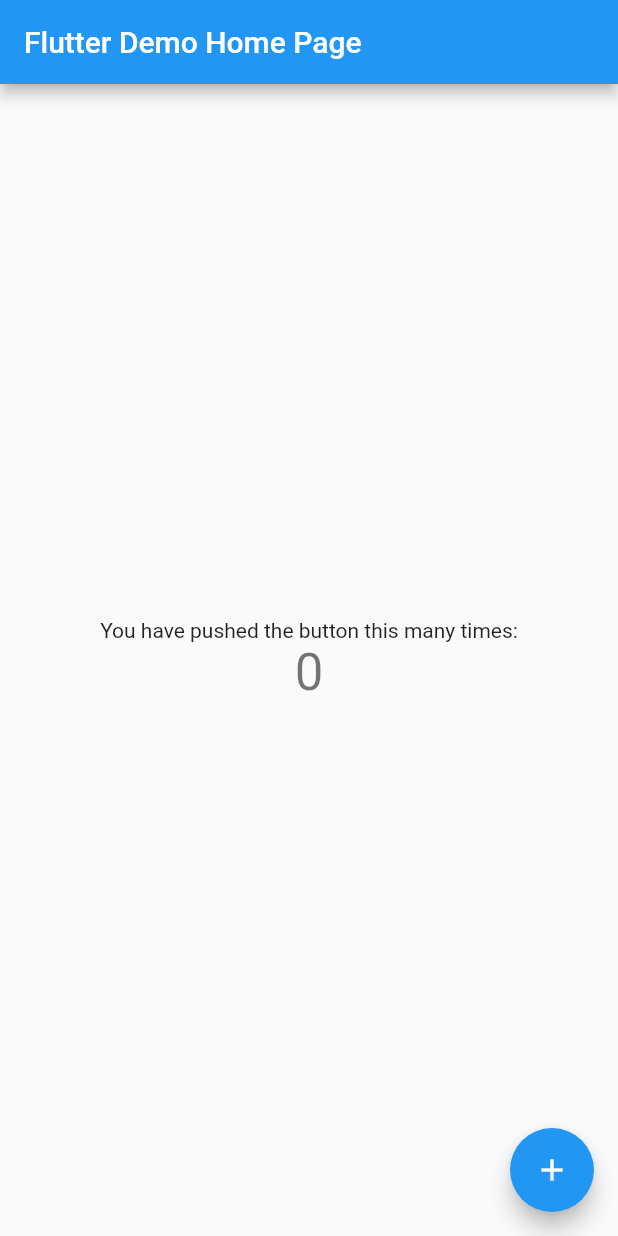
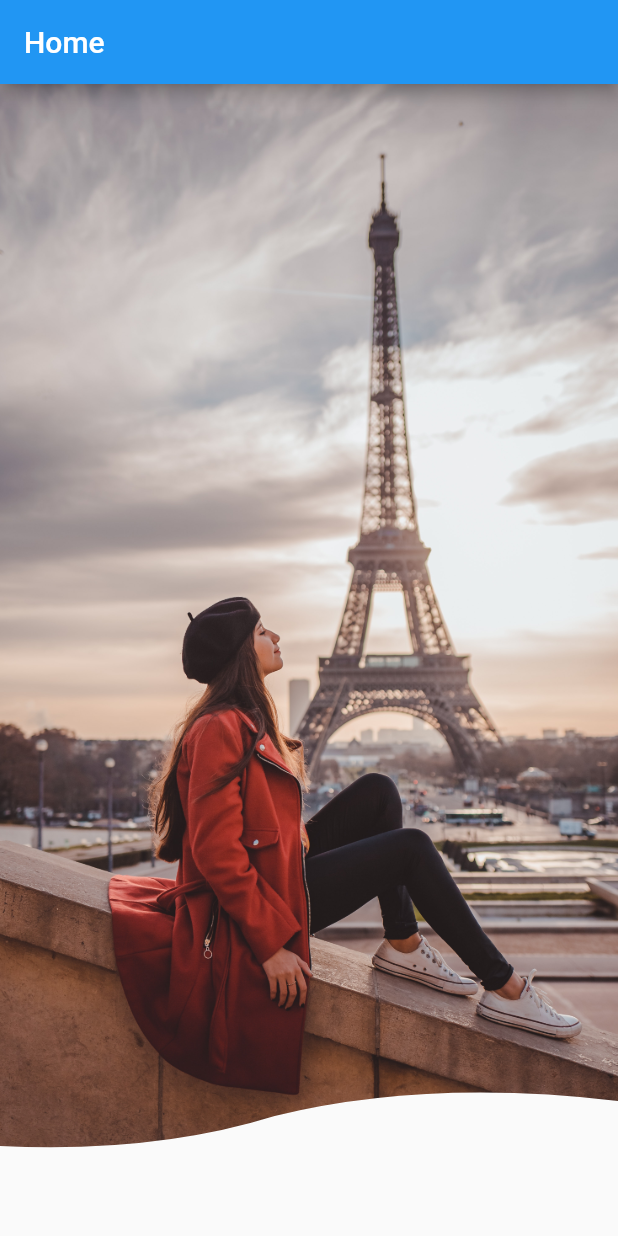
Before and after one commit to champkeh/flutter-demo, a Flutter app: the screen it shows after launch, on a phone screen of 412 x 824 dp. Run offline on Flutter 3.47's test engine with Material 2 defaults, Android fonts, the phone set to English and light mode, and no system bars.

Commit message:
添加二次贝塞尔裁剪图片demo

```diff
--- a/lib/main.dart
+++ b/lib/main.dart
@@ -1,4 +1,5 @@
 import 'package:flutter/material.dart';
+import 'package:flutter_demo/wavy_image_mask/wavy_header_image.dart';
 
 void main() => runApp(MyApp());
 
@@ -9,103 +10,21 @@ class MyApp extends StatelessWidget {
     return MaterialApp(
       title: 'Flutter Demo',
       theme: ThemeData(
-        // This is the theme of your application.
-        //
-        // Try running your application with "flutter run". You'll see the
-        // application has a blue toolbar. Then, without quitting the app, try
-        // changing the primarySwatch below to Colors.green and then invoke
-        // "hot reload" (press "r" in the console where you ran "flutter run",
-        // or simply save your changes to "hot reload" in a Flutter IDE).
-        // Notice that the counter didn't reset back to zero; the application
-        // is not restarted.
         primarySwatch: Colors.blue,
       ),
-      home: MyHomePage(title: 'Flutter Demo Home Page'),
+      home: MyHomePage(),
     );
   }
 }
 
-class MyHomePage extends StatefulWidget {
-  MyHomePage({Key key, this.title}) : super(key: key);
-
-  // This widget is the home page of your application. It is stateful, meaning
-  // that it has a State object (defined below) that contains fields that affect
-  // how it looks.
-
-  // This class is the configuration for the state. It holds the values (in this
-  // case the title) provided by the parent (in this case the App widget) and
-  // used by the build method of the State. Fields in a Widget subclass are
-  // always marked "final".
-
-  final String title;
-
-  @override
-  _MyHomePageState createState() => _MyHomePageState();
-}
-
-class _MyHomePageState extends State<MyHomePage> {
-  int _counter = 0;
-
-  void _incrementCounter() {
-    setState(() {
-      // This call to setState tells the Flutter framework that something has
-      // changed in this State, which causes it to rerun the build method below
-      // so that the display can reflect the updated values. If we changed
-      // _counter without calling setState(), then the build method would not be
-      // called again, and so nothing would appear to happen.
-      _counter++;
-    });
-  }
-
+class MyHomePage extends StatelessWidget {
   @override
   Widget build(BuildContext context) {
-    // This method is rerun every time setState is called, for instance as done
-    // by the _incrementCounter method above.
-    //
-    // The Flutter framework has been optimized to make rerunning build methods
-    // fast, so that you can just rebuild anything that needs updating rather
-    // than having to individually change instances of widgets.
     return Scaffold(
       appBar: AppBar(
-        // Here we take the value from the MyHomePage object that was created by
-        // the App.build method, and use it to set our appbar title.
-        title: Text(widget.title),
+        title: Text('Home'),
       ),
-      body: Center(
-        // Center is a layout widget. It takes a single child and positions it
-        // in the middle of the parent.
-        child: Column(
-          // Column is also layout widget. It takes a list of children and
-          // arranges them vertically. By default, it sizes itself to fit its
-          // children horizontally, and tries to be as tall as its parent.
-          //
-          // Invoke "debug painting" (press "p" in the console, choose the
-          // "Toggle Debug Paint" action from the Flutter Inspector in Android
-          // Studio, or the "Toggle Debug Paint" command in Visual Studio Code)
-          // to see the wireframe for each widget.
-          //
-          // Column has various properties to control how it sizes itself and
-          // how it positions its children. Here we use mainAxisAlignment to
-          // center the children vertically; the main axis here is the vertical
-          // axis because Columns are vertical (the cross axis would be
-          // horizontal).
-          mainAxisAlignment: MainAxisAlignment.center,
-          children: <Widget>[
-            Text(
-              'You have pushed the button this many times:',
-            ),
-            Text(
-              '$_counter',
-              style: Theme.of(context).textTheme.display1,
-            ),
-          ],
-        ),
-      ),
-      floatingActionButton: FloatingActionButton(
-        onPressed: _incrementCounter,
-        tooltip: 'Increment',
-        child: Icon(Icons.add),
-      ), // This trailing comma makes auto-formatting nicer for build methods.
+      body: WavyHeaderImage(),
     );
   }
 }
--- /dev/null
+++ b/lib/wavy_image_mask/wavy_header_image.dart
@@ -0,0 +1,43 @@
+import 'package:flutter/material.dart';
+
+class WavyHeaderImage extends StatelessWidget {
+  @override
+  Widget build(BuildContext context) {
+    return ClipPath(
+      clipper: BottomWaveClipper(),
+      child: Image.asset(
+        'assets/images/image-demo.jpg',
+        height: double.infinity,
+        fit: BoxFit.cover,
+      ),
+    );
+  }
+}
+
+class BottomWaveClipper extends CustomClipper<Path> {
+  @override
+  Path getClip(Size size) {
+    var path = Path();
+
+    path.lineTo(0, size.height - 60);
+
+    var firstControlPoint = Offset(size.width / 4, size.height - 55);
+    var firstEndPoint = Offset(size.width / 2.25, size.height - 80);
+    path.quadraticBezierTo(firstControlPoint.dx, firstControlPoint.dy,
+        firstEndPoint.dx, firstEndPoint.dy);
+
+    var secondControlPoint =
+        Offset(size.width - (size.width / 3.25), size.height - 105);
+    var secondEndPoint = Offset(size.width, size.height - 90);
+    path.quadraticBezierTo(secondControlPoint.dx, secondControlPoint.dy,
+        secondEndPoint.dx, secondEndPoint.dy);
+
+    path.lineTo(size.width, 0);
+    path.close();
+
+    return path;
+  }
+
+  @override
+  bool shouldReclip(CustomClipper<Path> oldClipper) => false;
+}
--- a/pubspec.yaml
+++ b/pubspec.yaml
@@ -40,6 +40,8 @@ flutter:
   # assets:
   #  - images/a_dot_burr.jpeg
   #  - images/a_dot_ham.jpeg
+  assets:
+    - assets/images/
 
   # An image asset can refer to one or more resolution-specific "variants", see
   # https://flutter.io/assets-and-images/#resolution-aware.
```
Also changed, not shown: assets/images/effect1.png (added), assets/images/image-demo.jpg (added), 1 other file.
